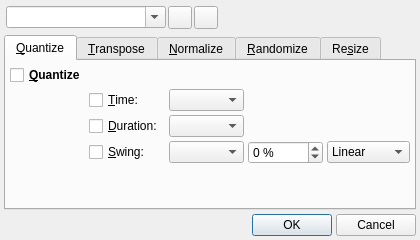
Before: the Qt Designer form src/qtractorMidiToolsForm.ui in rncbc/qtractor, drawn with Qt 5.
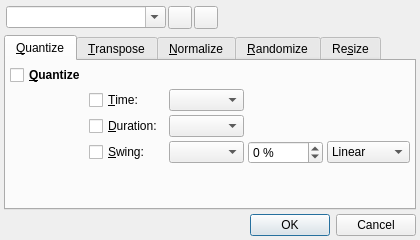
After: the same form once the commit is applied. Icons and pictures are not drawn. Custom widgets are drawn as their Qt base class.

Commit message: - General standard dialog buttons layout is now in place.

The edit to the form file:
```diff
--- a/src/qtractorMidiToolsForm.ui
+++ b/src/qtractorMidiToolsForm.ui
@@ -877,47 +877,14 @@
     </widget>
    </item>
    <item>
-    <layout class="QHBoxLayout" >
-     <property name="margin" >
-      <number>0</number>
+    <widget class="QDialogButtonBox" name="DialogButtonBox">
+     <property name="orientation">
+      <enum>Qt::Horizontal</enum>
      </property>
-     <property name="spacing" >
-      <number>4</number>
+     <property name="standardButtons">
+      <set>QDialogButtonBox::Cancel|QDialogButtonBox::Ok</set>
      </property>
-     <item>
-      <spacer>
-       <property name="orientation" >
-        <enum>Qt::Horizontal</enum>
-       </property>
-       <property name="sizeHint" >
-        <size>
-         <width>16</width>
-         <height>20</height>
-        </size>
-       </property>
-      </spacer>
-     </item>
-     <item>
-      <widget class="QPushButton" name="OkPushButton" >
-       <property name="text" >
-        <string>OK</string>
-       </property>
-       <property name="icon" >
-        <iconset resource="qtractor.qrc" >:/images/formAccept.png</iconset>
-       </property>
-      </widget>
-     </item>
-     <item>
-      <widget class="QPushButton" name="CancelPushButton" >
-       <property name="text" >
-        <string>Cancel</string>
-       </property>
-       <property name="icon" >
-        <iconset resource="qtractor.qrc" >:/images/formReject.png</iconset>
-       </property>
-      </widget>
-     </item>
-    </layout>
+    </widget>
    </item>
   </layout>
  </widget>
```
Left out of the diff: 3 changed lines with no effect on the pictures. The commit also changes 26 other files.
